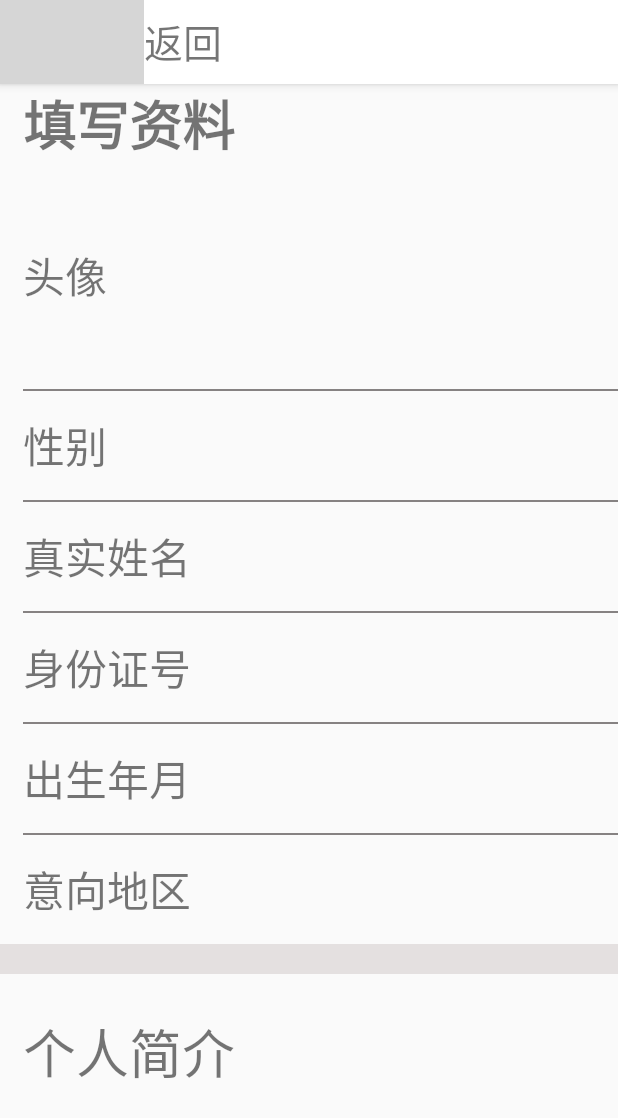
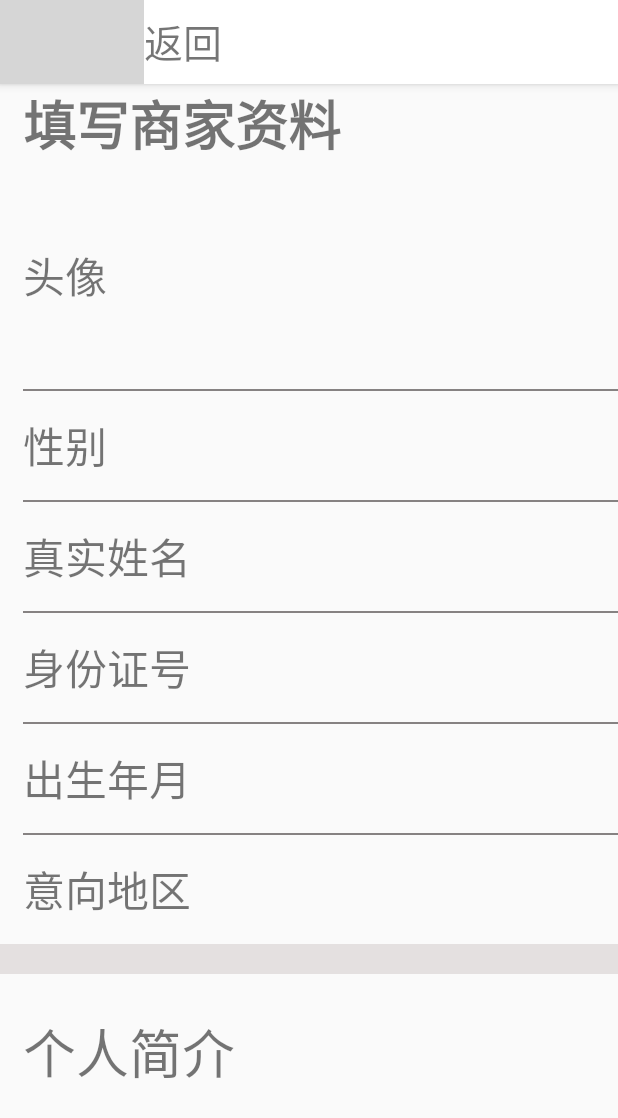
Before and after one commit to CarsonWoo/YiKeApp, an Android app: the ShopDetailActivity screen opened directly, with no data from a screen before it, on a phone screen of 412 x 824 dp. Shown: the top 1118 px of the screen. Run offline under Robolectric (Android 15) with nearby library versions, the phone set to English and light mode, and no system bars; our stand-ins replace CircleImageView; pictures from the network do not load; grey boxes are pictures that could not be loaded.

```diff
--- a/app/src/main/java/com/example/carson/yikeapp/Views/RegisterActivity.java
+++ b/app/src/main/java/com/example/carson/yikeapp/Views/RegisterActivity.java
@@ -248,6 +248,7 @@ public class RegisterActivity extends AppCompatActivity implements View.OnClickL
                                                                 LoginActivity.class);
                                                         boolean isFirstFill = true;
                                                         intent.putExtra("isFirstFill", isFirstFill);
+                                                        Log.i("isFirstFill", isFirstFill + "");
                                                         startActivity(intent);
                                                         finish();
                                                     }
--- a/app/src/main/res/layout/activity_shop_detail.xml
+++ b/app/src/main/res/layout/activity_shop_detail.xml
@@ -46,7 +46,7 @@
                 <TextView
                     android:textStyle="bold"
                     android:textSize="35sp"
-                    android:text="填写资料"
+                    android:text="填写商家资料"
                     android:layout_width="wrap_content"
                     android:layout_height="wrap_content" />
 
@@ -68,6 +68,7 @@
 
                 <de.hdodenhof.circleimageview.CircleImageView
                     android:clickable="true"
+                    android:src="#fff"
                     android:id="@+id/civ_detail_change_shop"
                     android:layout_width="120sp"
                     android:layout_marginLeft="380sp"
--- a/app/src/main/res/layout/activity_user_detail.xml
+++ b/app/src/main/res/layout/activity_user_detail.xml
@@ -44,7 +44,7 @@
                 <TextView
                     android:textStyle="bold"
                     android:textSize="35sp"
-                    android:text="填写资料"
+                    android:text="填写用户资料"
                     android:layout_width="wrap_content"
                     android:layout_height="wrap_content" />
 
```
Also changed, not shown: app/src/main/java/com/example/carson/yikeapp/Views/LoginActivity.java (+2 -10 lines), app/src/main/java/com/example/carson/yikeapp/Views/ShopDetailActivity.java (+7 -5 lines).
